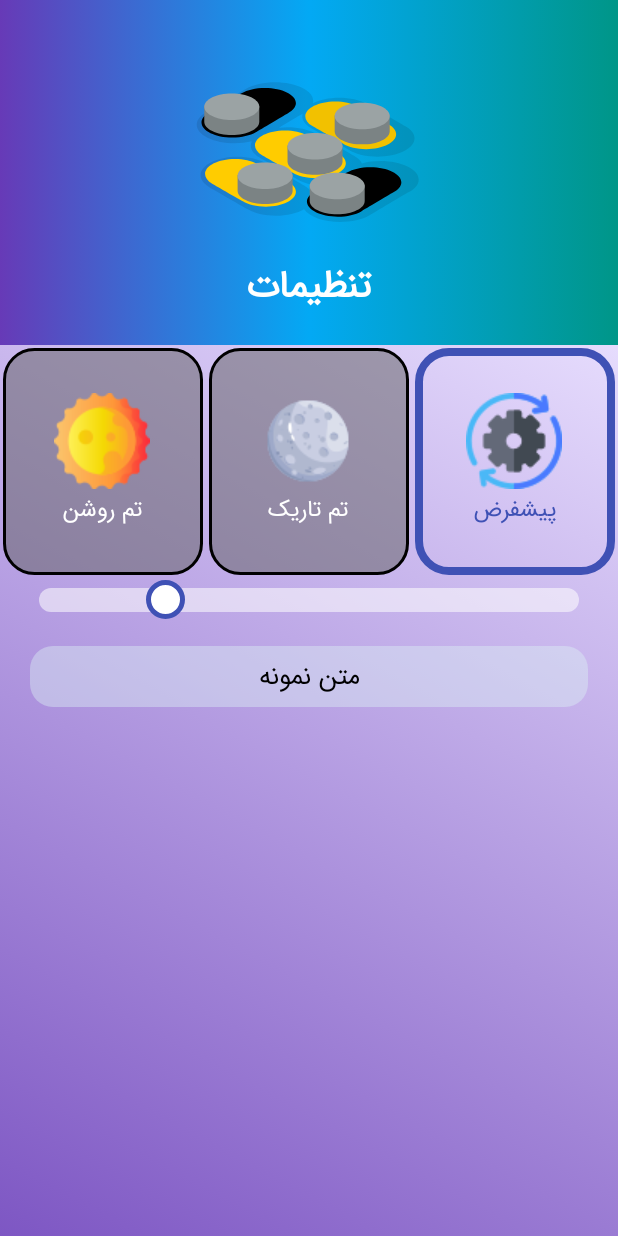
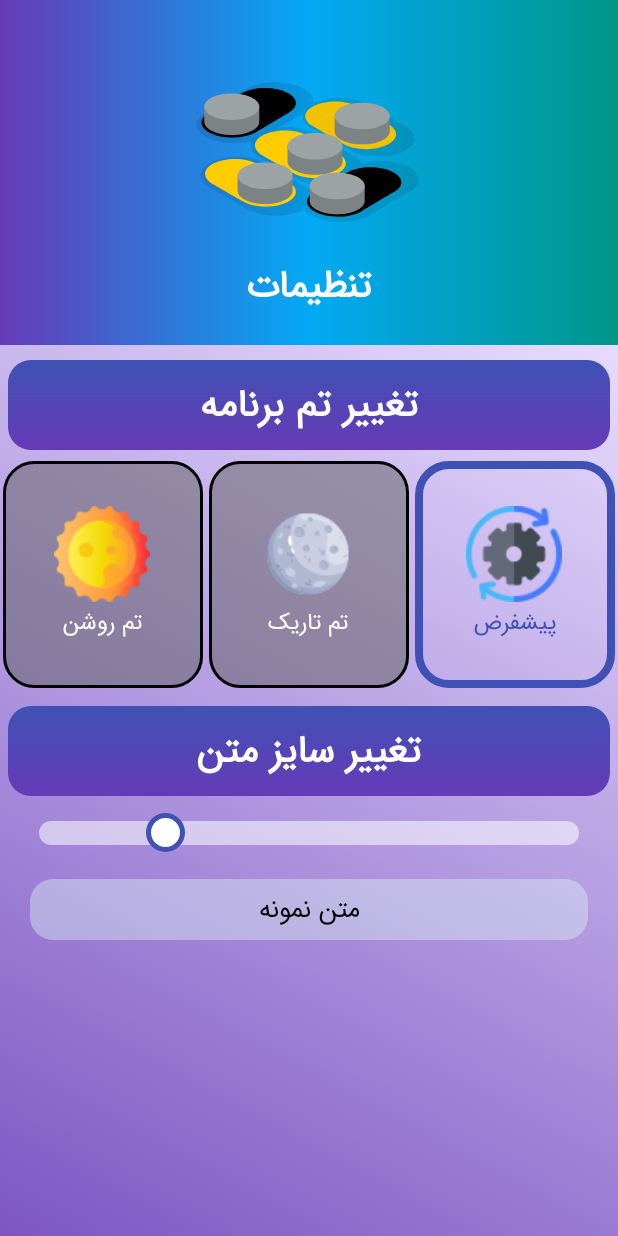
Before and after one commit to mhhpc/MyLibrary, an Android app: the Settings_activity screen opened directly, with no data from a screen before it, on a phone screen of 412 x 824 dp. Run offline under Robolectric (Android 15) with nearby library versions, the phone set to English and light mode, and no system bars; libraries missing offline, so code that uses them is left out: com.transitionseverywhere, com.transitionseverywhere.extra; 6 statements that could not run were skipped.

Commit message:
change activity_settings.xml layout complete some onclick in MainActivity

```diff
--- a/app/src/main/java/com/android/mylibrary/MainActivity.java
+++ b/app/src/main/java/com/android/mylibrary/MainActivity.java
@@ -31,7 +31,7 @@ public class MainActivity extends AppCompatActivity implements View.OnClickListe
 
     DrawerLayout drawerLayout;
     NavigationView navigationView;
-    ImageView imageView_menu, imageView_search, imageView_settings;
+    ImageView imageView_menu, imageView_search, imageView_settings, imageView_about;
 
     private TextSize settingsManager;
 
@@ -147,6 +147,7 @@ public class MainActivity extends AppCompatActivity implements View.OnClickListe
         imageView_menu = findViewById(R.id.imageView_menu);
         imageView_search = findViewById(R.id.imageView_search);
         imageView_settings = findViewById(R.id.imageView_settings);
+        imageView_about = findViewById(R.id.imageView_about);
 
         navigationView.bringToFront();
     }
@@ -156,6 +157,7 @@ public class MainActivity extends AppCompatActivity implements View.OnClickListe
         imageView_menu.setOnClickListener(this);
         imageView_search.setOnClickListener(this);
         imageView_settings.setOnClickListener(this);
+        imageView_about.setOnClickListener(this);
 
         navigationView.setNavigationItemSelectedListener(new NavigationView.OnNavigationItemSelectedListener() {
             @Override
@@ -182,7 +184,7 @@ public class MainActivity extends AppCompatActivity implements View.OnClickListe
                     case R.id.menu_share:
                         Intent intentSend = new Intent();
                         intentSend.setAction(Intent.ACTION_SEND);
-                        intentSend.putExtra(Intent.EXTRA_TEXT, "سلام \n به راحتی میتونی اپلیکیشن سامسونگ من رو از لینک زیر دانلود کنی ;) \n https://cafebazaar.ir/developer/781503171866");
+                        intentSend.putExtra(Intent.EXTRA_TEXT, "سلام \n به راحتی میتونی اپلیکیشن کتابخانه من رو از لینک زیر دانلود کنی ;) \n https://cafebazaar.ir/developer/781503171866");
                         intentSend.setType("text/plain");
 
                         Intent share = Intent.createChooser(intentSend, null);
@@ -209,6 +211,11 @@ public class MainActivity extends AppCompatActivity implements View.OnClickListe
             Intent intent = new Intent(this, Settings_activity.class);
             startActivity(intent);
         }
+        if (v == imageView_about) {
+            Intent intent = new Intent(this, About_activity.class);
+            startActivity(intent);
+        }
+
 
     }
 
--- a/app/src/main/java/com/android/mylibrary/Settings_activity.java
+++ b/app/src/main/java/com/android/mylibrary/Settings_activity.java
@@ -1,4 +1,6 @@
 package com.android.mylibrary;
+
+import static android.view.View.VISIBLE;
 
 import androidx.appcompat.app.AppCompatActivity;
 import androidx.appcompat.app.AppCompatDelegate;
@@ -6,12 +8,21 @@ import androidx.core.widget.NestedScrollView;
 
 import android.content.SharedPreferences;
 import android.graphics.drawable.AnimationDrawable;
+import android.os.Build;
 import android.os.Bundle;
+import android.os.Handler;
+import android.view.View;
+import android.view.ViewGroup;
+import android.widget.LinearLayout;
 import android.widget.RadioGroup;
 import android.widget.SeekBar;
 import android.widget.TextView;
 
 import com.google.android.material.appbar.CollapsingToolbarLayout;
+import com.transitionseverywhere.Slide;
+import com.transitionseverywhere.Transition;
+import com.transitionseverywhere.TransitionManager;
+import com.transitionseverywhere.extra.Scale;
 
 public class Settings_activity extends AppCompatActivity {
 
@@ -19,7 +30,7 @@ public class Settings_activity extends AppCompatActivity {
     private RadioGroup radioGroup;
     private static final String PREFS_NAME = "MyPrefs";
     private static final String PREF_SELECTED_THEME = "SelectedTheme";
-
+    //for change text size --------------
     private TextSize settingsManager;
     private TextView sampleText;
     private SeekBar textSizeSeekBar;
@@ -28,6 +39,45 @@ public class Settings_activity extends AppCompatActivity {
     protected void onCreate(Bundle savedInstanceState) {
         super.onCreate(savedInstanceState);
         setContentView(R.layout.activity_settings);
+
+        //Animation ------------
+        final ViewGroup r = findViewById(R.id.nested_scrollview);
+        final TextView t1 = findViewById(R.id.t1);
+        final LinearLayout t2 = findViewById(R.id.list);
+        final TextView t3 = findViewById(R.id.t2);
+        final SeekBar t4 = findViewById(R.id.seekbar);
+        final TextView t5 = findViewById(R.id.textview);
+
+        new Handler().postDelayed(new Runnable() {
+            @Override
+            public void run() {
+                Transition transition = new Slide();
+                transition.setDuration(600);
+                TransitionManager.beginDelayedTransition(r, transition);
+                t3.setVisibility(View.VISIBLE);
+                t4.setVisibility(View.VISIBLE);
+                t5.setVisibility(View.VISIBLE);
+            }
+        }, 200);
+
+        // If SDK version is lower than 28 (Android9), hide the Theme option
+        TextView textView = findViewById(R.id.t1);
+        LinearLayout linearLayout = findViewById(R.id.list);
+        if (Build.VERSION.SDK_INT >= Build.VERSION_CODES.P) {
+            new Handler().postDelayed(new Runnable() {
+                @Override
+                public void run() {
+                    Transition transition = new Slide();
+                    transition.setDuration(600);
+                    TransitionManager.beginDelayedTransition(r, transition);
+                    t1.setVisibility(View.VISIBLE);
+                    t2.setVisibility(View.VISIBLE);
+                }
+            }, 200);
+        } else {
+            textView.setVisibility(View.GONE);
+            linearLayout.setVisibility(View.GONE);
+        }
 
         //Gradient
         NestedScrollView nestedScrollView = findViewById(R.id.nested_scrollview);
@@ -42,6 +92,7 @@ public class Settings_activity extends AppCompatActivity {
         animationDrawable2.setExitFadeDuration(4000);
         animationDrawable2.start();
 
+        //Change theme -----------------------
         radioGroup = findViewById(R.id.radioGroup);
 
         // restore theme from SharedPreferences
@@ -87,6 +138,7 @@ public class Settings_activity extends AppCompatActivity {
             recreate();
         });
 
+        //Change text size -----------------
         settingsManager = new TextSize(this);
         sampleText = findViewById(R.id.textview);
 
@@ -98,28 +150,30 @@ public class Settings_activity extends AppCompatActivity {
         sampleText = findViewById(R.id.textview);
         textSizeSeekBar = findViewById(R.id.seekbar);
 
-// مقدار اولیه برای سایز متن
+        // Default size for text
         textSizeSeekBar.setProgress((int) settingsManager.getTextSize());
 
-// برای تغییرات در SeekBar
+        // For changes in seekbar
         textSizeSeekBar.setOnSeekBarChangeListener(new SeekBar.OnSeekBarChangeListener() {
             @Override
             public void onProgressChanged(SeekBar seekBar, int progress, boolean fromUser) {
-                // تعیین حداقل و حداکثر مقدار برای اندازه متن
+                // Min and Max for textsize
                 float minTextSize = 10;
                 float maxTextSize = 40;
 
-                // محدود کردن مقدار progress به حداقل و حداکثر مقادیر مجاز
+                // Limit progress for min and max
                 float textSize = Math.max(minTextSize, Math.min(progress, maxTextSize));
                 sampleText.setTextSize(textSize);
                 settingsManager.setTextSize(textSize);
             }
 
             @Override
-            public void onStartTrackingTouch(SeekBar seekBar) {}
+            public void onStartTrackingTouch(SeekBar seekBar) {
+            }
 
             @Override
-            public void onStopTrackingTouch(SeekBar seekBar) {}
+            public void onStopTrackingTouch(SeekBar seekBar) {
+            }
         });
 
 
--- /dev/null
+++ b/app/src/main/res/drawable/corner_app_title.xml
@@ -0,0 +1,13 @@
+<?xml version="1.0" encoding="utf-8"?>
+<shape xmlns:android="http://schemas.android.com/apk/res/android"
+    android:shape="rectangle">
+
+    <gradient android:angle="270" android:endColor="#673AB7" android:startColor="@color/colorPrimary" />
+    <corners
+        android:bottomLeftRadius="15dp"
+        android:bottomRightRadius="15dp"
+        android:topLeftRadius="15dp"
+        android:topRightRadius="15dp" />
+
+
+</shape>
--- a/app/src/main/res/layout/activity_about.xml
+++ b/app/src/main/res/layout/activity_about.xml
@@ -6,4 +6,8 @@
     android:layout_height="match_parent"
     tools:context=".About_activity">
 
+    <TextView
+        android:layout_width="match_parent"
+        android:layout_height="match_parent"
+        android:text="about"/>
 </androidx.constraintlayout.widget.ConstraintLayout>
--- a/app/src/main/res/layout/activity_main.xml
+++ b/app/src/main/res/layout/activity_main.xml
@@ -78,7 +78,7 @@
                     app:tint="@color/white" />
 
                 <ImageView
-                    android:id="@+id/imageView_info"
+                    android:id="@+id/imageView_about"
                     android:layout_width="27dp"
                     android:layout_height="27dp"
                     android:layout_centerVertical="true"
--- a/app/src/main/res/layout/activity_settings.xml
+++ b/app/src/main/res/layout/activity_settings.xml
@@ -42,11 +42,22 @@
                 android:layout_width="match_parent"
                 android:layout_height="wrap_content">
 
+                <TextView
+                    android:id="@+id/t1"
+                    style="@style/Customize_text"
+                    android:layout_marginHorizontal="5dp"
+                    android:layout_marginTop="10dp"
+                    android:background="@drawable/corner_app_title"
+                    android:text="@string/settings_t1" />
+
                 <LinearLayout
                     android:id="@+id/list"
                     android:layout_width="match_parent"
                     android:layout_height="wrap_content"
+                    android:layout_below="@id/t1"
+                    android:layout_marginTop="5dp"
                     android:orientation="vertical"
+                    android:visibility="invisible"
                     tools:ignore="MissingConstraints">
 
                     <RadioGroup
@@ -63,18 +74,17 @@
                             android:layout_width="wrap_content"
                             android:layout_height="wrap_content"
                             android:layout_margin="2dp"
-                            android:textSize="15sp"
                             android:layout_weight="1"
                             android:background="@drawable/custom_radio_selector"
                             android:button="@color/transparent"
                             android:drawableTop="@drawable/light"
                             android:text="@string/settings_light"
                             android:textAlignment="center"
-                            android:textColor="@drawable/custom_radio_text" />
+                            android:textColor="@drawable/custom_radio_text"
+                            android:textSize="15sp" />
 
                         <RadioButton
                             android:id="@+id/btnDark"
-                            android:textSize="15sp"
                             android:layout_width="wrap_content"
                             android:layout_height="wrap_content"
                             android:layout_margin="2dp"
@@ -84,11 +94,11 @@
                             android:drawableTop="@drawable/night"
                             android:text="@string/settings_dark"
                             android:textAlignment="center"
-                            android:textColor="@drawable/custom_radio_text" />
+                            android:textColor="@drawable/custom_radio_text"
+                            android:textSize="15sp" />
 
                         <RadioButton
                             android:id="@+id/btnDefault"
-                            android:textSize="15sp"
                             android:layout_width="wrap_content"
                             android:layout_height="wrap_content"
                             android:layout_margin="2dp"
@@ -98,7 +108,8 @@
                             android:drawableTop="@drawable/system_default"
                             android:text="@string/settings_default"
                             android:textAlignment="center"
-                            android:textColor="@drawable/custom_radio_text" />
+                            android:textColor="@drawable/custom_radio_text"
+                            android:textSize="15sp" />
 
                         <!-- Add more RadioButtons if needed -->
 
@@ -106,28 +117,39 @@
 
                 </LinearLayout>
 
+                <TextView
+                    android:id="@+id/t2"
+                    style="@style/Customize_text"
+                    android:layout_below="@id/list"
+                    android:layout_marginHorizontal="5dp"
+                    android:layout_marginTop="10dp"
+                    android:background="@drawable/corner_app_title"
+                    android:text="@string/settings_t2" />
+
                 <SeekBar
-                    android:layout_below="@id/list"
                     android:id="@+id/seekbar"
-                    android:layout_marginHorizontal="10dp"
                     android:layout_width="match_parent"
                     android:layout_height="wrap_content"
+                    android:layout_below="@id/t2"
                     android:layout_centerVertical="true"
-                    android:splitTrack="false"
-                    android:progressDrawable="@drawable/custom_seekbar"
-                    android:thumb="@drawable/seekbar_thumb"
+                    android:layout_marginHorizontal="10dp"
+                    android:layout_marginTop="10dp"
                     android:max="40"
                     android:min="10"
-                    android:progress="17" />
+                    android:progress="17"
+                    android:progressDrawable="@drawable/custom_seekbar"
+                    android:splitTrack="false"
+                    android:thumb="@drawable/seekbar_thumb"
+                    android:visibility="invisible" />
 
                 <TextView
                     android:id="@+id/textview"
                     style="@style/SimpleTextview"
                     android:layout_below="@id/seekbar"
+                    android:layout_marginHorizontal="20dp"
                     android:layout_marginTop="16dp"
                     android:gravity="center"
-                    android:layout_marginHorizontal="20dp"
-                    android:text="متن نمونه"/>
+                    android:text="متن نمونه" />
 
             </RelativeLayout>
 
--- a/app/src/main/res/values/strings.xml
+++ b/app/src/main/res/values/strings.xml
@@ -14,11 +14,13 @@
     //menu_drawer
     <string name="menu_rate">امتیاز به برنامه</string>
     <string name="menu_share">اشتراک گذاری برنامه</string>
-    <string name="menu_aboutUs">درباره سامسونگ من</string>
+    <string name="menu_aboutUs">درباره کتابخانه من</string>
     <string name="menu_exit">خروج</string>
 
-    //settings_drawer
+    //activity_settings
     <string name="settings_title">تنظیمات</string>
+    <string name="settings_t1">تغییر تم برنامه</string>
+    <string name="settings_t2">تغییر سایز متن</string>
     <string name="settings_dark">تم تاریک</string>
     <string name="settings_light">تم روشن</string>
     <string name="settings_default">پیشفرض</string>
--- a/app/src/main/res/values/themes.xml
+++ b/app/src/main/res/values/themes.xml
@@ -113,7 +113,18 @@
         <item name="android:textColor">@color/black</item>
         <item name="android:textSize">17sp</item>
         <item name="android:background">@drawable/corner_simple_text</item>
-        <item name="android:visibility">visible</item>
+        <item name="android:visibility">invisible</item>
+    </style>
+
+    <style name="Customize_text">
+        <item name="android:layout_width">match_parent</item>
+        <item name="android:layout_height">wrap_content</item>
+        <item name="android:padding">7dp</item>
+        <item name="android:textSize">25sp</item>
+        <item name="android:gravity">center</item>
+        <item name="android:textColor">#FFFFFF</item>
+        <item name="android:visibility">invisible</item>
+        <item name="android:textStyle">bold</item>
     </style>
 
 </resources>
```
